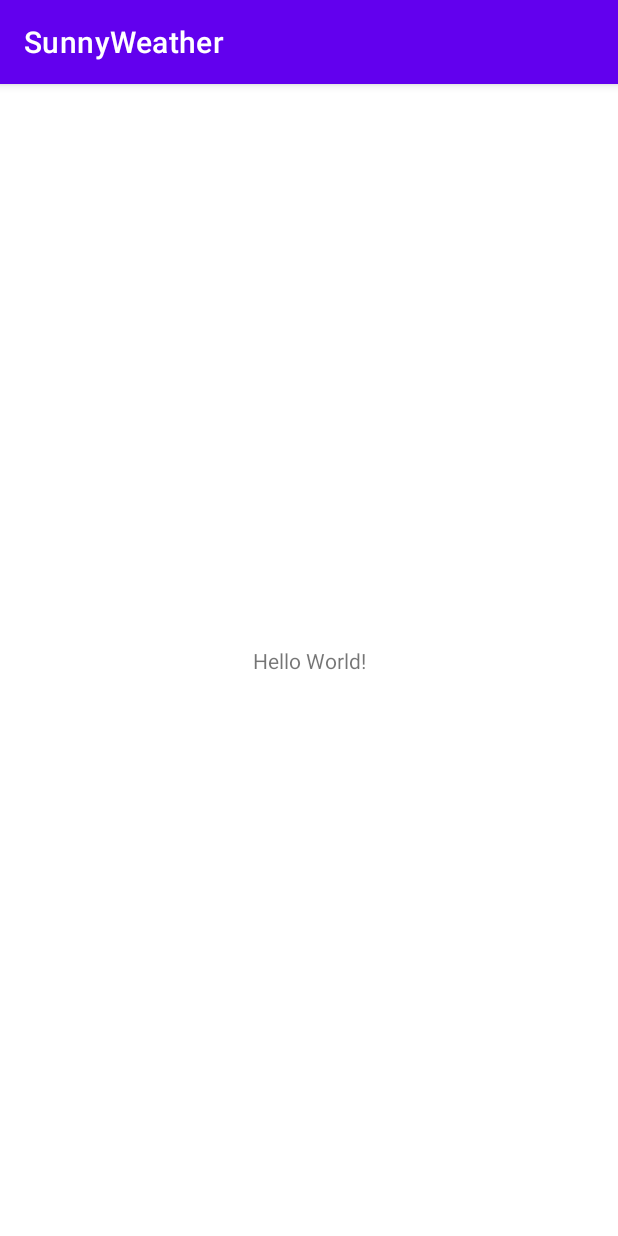
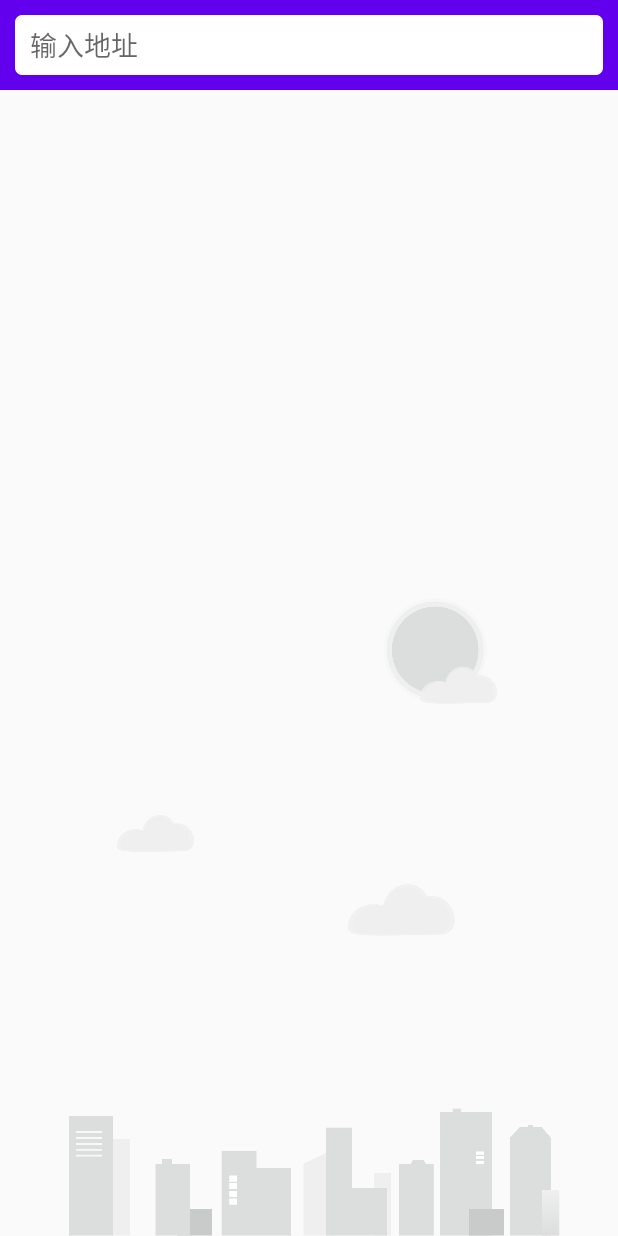
Before and after one commit to Eleven115/SunnyWeatherTest, an Android app: the screen it shows after launch (MainActivity), on a phone screen of 412 x 824 dp. Run offline under Robolectric (Android 15) with nearby library versions, the phone set to English and light mode, and no system bars; 1 statement that could not run was skipped.

Commit message:
实现搜索全球城市数据功能。

```diff
--- a/app/src/main/AndroidManifest.xml
+++ b/app/src/main/AndroidManifest.xml
@@ -1,6 +1,7 @@
 <?xml version="1.0" encoding="utf-8"?>
 <manifest xmlns:android="http://schemas.android.com/apk/res/android"
     package="com.example.sunnyweather">
+    <uses-permission android:name="android.permission.INTERNET" />
 
     <application
         android:allowBackup="true"
@@ -9,7 +10,7 @@
         android:name=".SunnyWeatherApplication"
         android:roundIcon="@mipmap/ic_launcher_round"
         android:supportsRtl="true"
-        android:theme="@style/Theme.SunnyWeather">
+        android:theme="@style/AppTheme">
         <activity android:name=".MainActivity">
             <intent-filter>
                 <action android:name="android.intent.action.MAIN" />
--- a/app/src/main/java/com/example/sunnyweather/SunnyWeatherApplication.kt
+++ b/app/src/main/java/com/example/sunnyweather/SunnyWeatherApplication.kt
@@ -10,8 +10,7 @@ import android.content.Context
 * */
 class SunnyWeatherApplication : Application() {
     companion object{
-        const val TOKEN = ""
-        // TODO: 2022/1/17  申请到Api令牌后填入 page:721
+        const val TOKEN = "qCSC7fJZDrQWHtDT"
         @SuppressLint("StaticFieldLeak")
         lateinit var context: Context
     }
--- a/app/src/main/java/com/example/sunnyweather/logic/network/ServiceCreator.kt
+++ b/app/src/main/java/com/example/sunnyweather/logic/network/ServiceCreator.kt
@@ -1,6 +1,5 @@
 package com.example.sunnyweather.logic.network
 
-import androidx.annotation.RestrictTo
 import retrofit2.Retrofit
 import retrofit2.converter.gson.GsonConverterFactory
 
--- a/app/src/main/java/com/example/sunnyweather/logic/network/SunnyWeatherNetwork.kt
+++ b/app/src/main/java/com/example/sunnyweather/logic/network/SunnyWeatherNetwork.kt
@@ -3,7 +3,6 @@ package com.example.sunnyweather.logic.network
 import retrofit2.Call
 import retrofit2.Callback
 import retrofit2.Response
-import retrofit2.await
 import kotlin.coroutines.resume
 import kotlin.coroutines.resumeWithException
 import kotlin.coroutines.suspendCoroutine
--- a/app/src/main/java/com/example/sunnyweather/ui/place/PlaceAdapter.kt
+++ b/app/src/main/java/com/example/sunnyweather/ui/place/PlaceAdapter.kt
@@ -4,13 +4,11 @@ import android.view.LayoutInflater
 import android.view.View
 import android.view.ViewGroup
 import android.widget.TextView
-import androidx.fragment.app.Fragment
 import androidx.recyclerview.widget.RecyclerView
 import com.example.sunnyweather.R
 import com.example.sunnyweather.logic.model.Place
-import org.w3c.dom.DocumentFragment
 
-class PlaceAdapter(private val fragment: Fragment, private val placeList: List<Place>) :
+class PlaceAdapter(private val fragment: PlaceFragment, private val placeList: List<Place>) :
     RecyclerView.Adapter<PlaceAdapter.ViewHolder>() {
 
     inner class ViewHolder(view: View) : RecyclerView.ViewHolder(view) {
@@ -31,6 +29,4 @@ class PlaceAdapter(private val fragment: Fragment, private val placeList: List<P
     }
 
     override fun getItemCount() = placeList.size
-
-
 }
--- a/app/src/main/java/com/example/sunnyweather/ui/place/PlaceFragment.kt
+++ b/app/src/main/java/com/example/sunnyweather/ui/place/PlaceFragment.kt
@@ -1,6 +1,63 @@
 package com.example.sunnyweather.ui.place
 
+import android.os.Bundle
+import android.view.LayoutInflater
+import android.view.View
+import android.view.ViewGroup
+import android.widget.Toast
+import androidx.core.widget.addTextChangedListener
 import androidx.fragment.app.Fragment
+import androidx.lifecycle.Observer
+import androidx.lifecycle.ViewModelProvider
+import androidx.lifecycle.ViewModelProviders
+import androidx.recyclerview.widget.LinearLayoutManager
+import com.example.sunnyweather.R
+import kotlinx.android.synthetic.main.fragment_place.*
 
 class PlaceFragment : Fragment() {
+// ，这里使用了lazy函数这种懒加载技术来获取PlaceViewModel的实例
+    val viewModel by lazy { ViewModelProviders.of(this).get(PlaceViewModel::class.java) }
+
+    private lateinit var adapter: PlaceAdapter
+
+    override fun onCreateView(inflater: LayoutInflater, container: ViewGroup?,
+        savedInstanceState: Bundle?
+    ): View? {
+        return inflater.inflate(R.layout.fragment_place, container, false)
+    }
+
+//    先给Rv设置适配器 然后监听Edit里面的变化 传给ViewModel里面的网路请求
+    override fun onActivityCreated(savedInstanceState: Bundle?) {
+        super.onActivityCreated(savedInstanceState)
+        val layoutManager = LinearLayoutManager(activity)
+        recyclerView.layoutManager = layoutManager
+        adapter = PlaceAdapter(this, viewModel.placeList)
+        recyclerView.adapter = adapter
+        searchPlaceEdit.addTextChangedListener { editable ->
+            val content = editable.toString()
+            if (content.isNotEmpty()) {
+                viewModel.searchPlaces(content)
+            } else {
+                recyclerView.visibility = View.GONE
+                bgImageView.visibility = View.VISIBLE
+                viewModel.placeList.clear()
+                adapter.notifyDataSetChanged()
+            }
+        }
+        viewModel.placeLiveData.observe(this, Observer { result ->
+            val places = result.getOrNull()
+            if (places != null) {
+                recyclerView.visibility = View.VISIBLE
+                bgImageView.visibility = View.GONE
+                viewModel.placeList.clear()
+                viewModel.placeList.addAll(places)
+                adapter.notifyDataSetChanged()
+            } else {
+                Toast.makeText(activity, "未能查询到任何地点", Toast.LENGTH_SHORT).show()
+                result.exceptionOrNull()?.printStackTrace()
+            }
+
+        })
+    }
+
 }
--- a/app/src/main/java/com/example/sunnyweather/ui/place/PlaceViewModel.kt
+++ b/app/src/main/java/com/example/sunnyweather/ui/place/PlaceViewModel.kt
@@ -1,8 +1,6 @@
 package com.example.sunnyweather.ui.place
 
-import androidx.lifecycle.MutableLiveData
-import androidx.lifecycle.Transformations
-import androidx.lifecycle.ViewModel
+import androidx.lifecycle.*
 import com.example.sunnyweather.logic.Repository
 import com.example.sunnyweather.logic.model.Place
 
--- a/app/src/main/res/layout/activity_main.xml
+++ b/app/src/main/res/layout/activity_main.xml
@@ -1,19 +1,15 @@
 <?xml version="1.0" encoding="utf-8"?>
-<androidx.constraintlayout.widget.ConstraintLayout xmlns:android="http://schemas.android.com/apk/res/android"
+<FrameLayout xmlns:android="http://schemas.android.com/apk/res/android"
     xmlns:app="http://schemas.android.com/apk/res-auto"
     xmlns:tools="http://schemas.android.com/tools"
     android:layout_width="match_parent"
     android:layout_height="match_parent"
     tools:context=".MainActivity">
 
-    <TextView
-        android:id="@+id/tv"
-        android:layout_width="wrap_content"
-        android:layout_height="wrap_content"
-        android:text="Hello World!"
-        app:layout_constraintBottom_toBottomOf="parent"
-        app:layout_constraintLeft_toLeftOf="parent"
-        app:layout_constraintRight_toRightOf="parent"
-        app:layout_constraintTop_toTopOf="parent" />
+    <fragment
+        android:id="@+id/placeFragment"
+        android:name="com.example.sunnyweather.ui.place.PlaceFragment"
+        android:layout_width="match_parent"
+        android:layout_height="match_parent" />
 
-</androidx.constraintlayout.widget.ConstraintLayout>
+</FrameLayout>
--- a/app/src/main/res/values-night/themes.xml
+++ /dev/null
@@ -1,16 +0,0 @@
-<resources xmlns:tools="http://schemas.android.com/tools">
-    <!-- Base application theme. -->
-    <style name="Theme.SunnyWeather" parent="Theme.MaterialComponents.DayNight.DarkActionBar">
-        <!-- Primary brand color. -->
-        <item name="colorPrimary">@color/purple_200</item>
-        <item name="colorPrimaryVariant">@color/purple_700</item>
-        <item name="colorOnPrimary">@color/black</item>
-        <!-- Secondary brand color. -->
-        <item name="colorSecondary">@color/teal_200</item>
-        <item name="colorSecondaryVariant">@color/teal_200</item>
-        <item name="colorOnSecondary">@color/black</item>
-        <!-- Status bar color. -->
-        <item name="android:statusBarColor" tools:targetApi="l">?attr/colorPrimaryVariant</item>
-        <!-- Customize your theme here. -->
-    </style>
-</resources>
--- a/app/src/main/res/values/colors.xml
+++ b/app/src/main/res/values/colors.xml
@@ -1,10 +1,6 @@
 <?xml version="1.0" encoding="utf-8"?>
 <resources>
-    <color name="purple_200">#FFBB86FC</color>
-    <color name="purple_500">#FF6200EE</color>
-    <color name="purple_700">#FF3700B3</color>
-    <color name="teal_200">#FF03DAC5</color>
-    <color name="teal_700">#FF018786</color>
-    <color name="black">#FF000000</color>
-    <color name="white">#FFFFFFFF</color>
+    <color name="colorPrimary">#008577</color>
+    <color name="colorPrimaryDark">#00574B</color>
+    <color name="colorAccent">#D81B60</color>
 </resources>
--- /dev/null
+++ b/app/src/main/res/values/styles.xml
@@ -0,0 +1,11 @@
+<resources>
+
+    <!-- Base application theme. -->
+    <style name="AppTheme" parent="Theme.AppCompat.Light.NoActionBar">
+        <!-- Customize your theme here. -->
+        <item name="colorPrimary">@color/colorPrimary</item>
+        <item name="colorPrimaryDark">@color/colorPrimaryDark</item>
+        <item name="colorAccent">@color/colorAccent</item>
+    </style>
+
+</resources>
--- a/app/src/main/res/values/themes.xml
+++ /dev/null
@@ -1,16 +0,0 @@
-<resources xmlns:tools="http://schemas.android.com/tools">
-    <!-- Base application theme. -->
-    <style name="Theme.SunnyWeather" parent="Theme.MaterialComponents.DayNight.DarkActionBar">
-        <!-- Primary brand color. -->
-        <item name="colorPrimary">@color/purple_500</item>
-        <item name="colorPrimaryVariant">@color/purple_700</item>
-        <item name="colorOnPrimary">@color/white</item>
-        <!-- Secondary brand color. -->
-        <item name="colorSecondary">@color/teal_200</item>
-        <item name="colorSecondaryVariant">@color/teal_700</item>
-        <item name="colorOnSecondary">@color/black</item>
-        <!-- Status bar color. -->
-        <item name="android:statusBarColor" tools:targetApi="l">?attr/colorPrimaryVariant</item>
-        <!-- Customize your theme here. -->
-    </style>
-</resources>
```
Also changed, not shown: app/build.gradle (+11 -11 lines), gradle.properties (line endings or trailing spaces).
